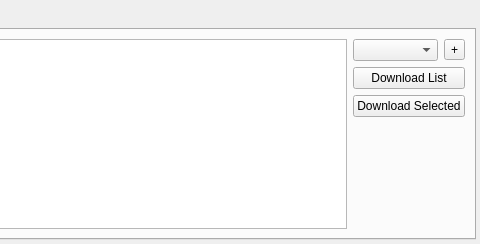
Before: the Qt Designer form client/mappackageswidget.ui in unsanded/monav, drawn with Qt 5; both pictures show x 221 to 701 and y 0 to 244 of the 701 by 244 pixel window.
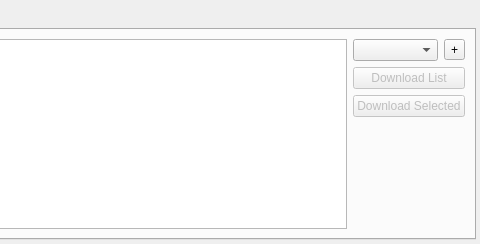
After: the same form once the commit is applied. The open tabs and pages were chosen to show the change. Custom widgets are drawn as their Qt base class.

```diff
--- a/client/mappackageswidget.ui
+++ b/client/mappackageswidget.ui
@@ -237,6 +237,9 @@
          </item>
          <item>
           <widget class="QPushButton" name="loadList">
+           <property name="enabled">
+            <bool>false</bool>
+           </property>
            <property name="text">
             <string>Download List</string>
            </property>
@@ -245,7 +248,7 @@
          <item>
           <widget class="QPushButton" name="loadPackages">
            <property name="enabled">
-            <bool>true</bool>
+            <bool>false</bool>
            </property>
            <property name="text">
             <string>Download Selected</string>
```
Left out of the diff: 2 changed lines with no effect on the pictures.
